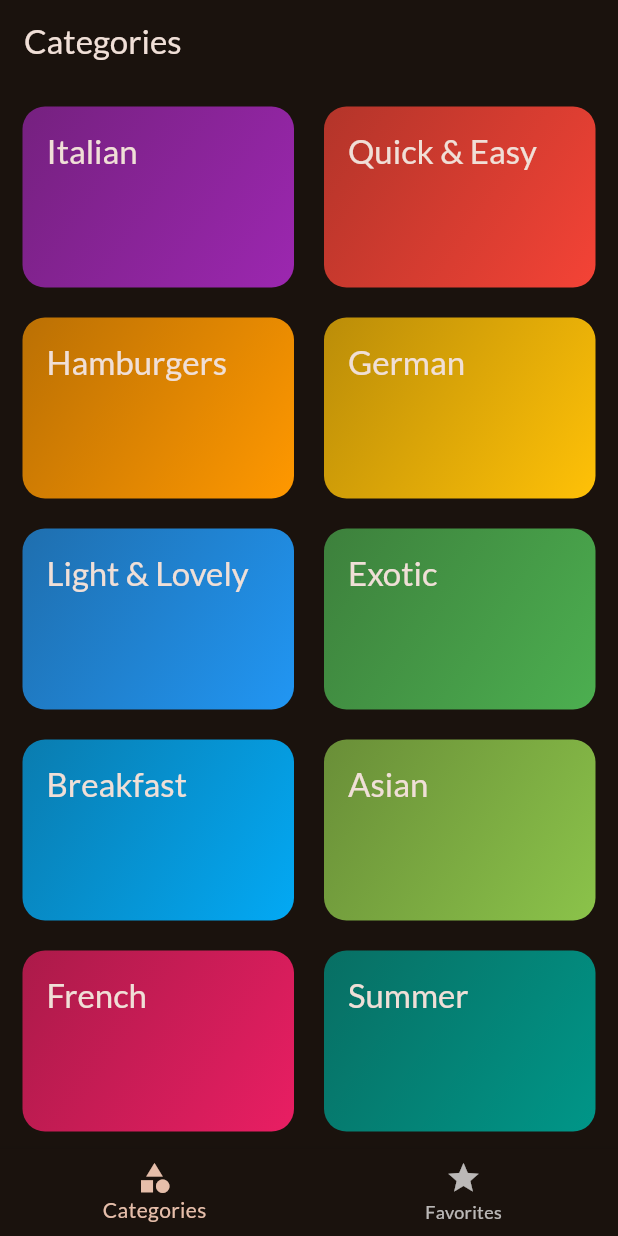
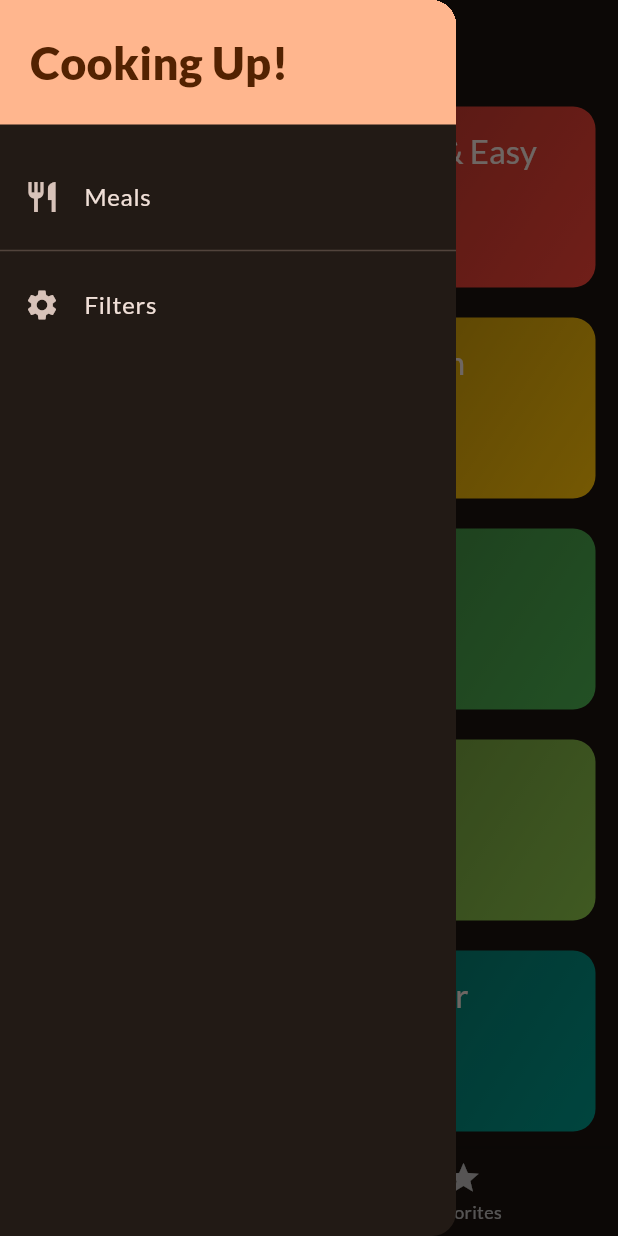
Before and after one commit to PJozeph/meals-app, a Flutter app: the screen it shows after launch, with the side drawer open (before the commit the screen has no drawer), on a phone screen of 412 x 824 dp. Run offline on Flutter 3.47's test engine with Material 3 defaults, Android fonts, the phone set to English and light mode, and no system bars; our stand-ins replace google_fonts, transparent_image.

Commit message:
Add MainDrawer widget and integrate it into TabsScreen for navigation

```diff
--- /dev/null
+++ b/lib/widgets/main_drawer.dart
@@ -0,0 +1,49 @@
+import 'package:flutter/material.dart';
+
+class MainDrawer extends StatelessWidget {
+  const MainDrawer({super.key, required this.onSelectScreen});
+
+  final void Function(String identifier) onSelectScreen;
+
+  @override
+  Widget build(BuildContext context) {
+    return Drawer(
+      child: Column(
+        children: [
+          Container(
+            width: double.infinity,
+            padding: const EdgeInsets.all(20),
+            alignment: Alignment.centerLeft,
+            color: Theme.of(context).colorScheme.primary,
+            child: Text(
+              'Cooking Up!',
+              style: TextStyle(
+                fontSize: 30,
+                fontWeight: FontWeight.w900,
+                color: Theme.of(context).colorScheme.onPrimary,
+              ),
+            ),
+          ),
+          const SizedBox(height: 20),
+          ListTile(
+            leading: Icon(Icons.restaurant),
+            title: Text('Meals'),
+            onTap: () {
+              onSelectScreen('meals');
+              Navigator.of(context).pop();
+            },
+          ),
+          const Divider(),
+          ListTile(
+            leading: Icon(Icons.settings),
+            title: Text('Filters'),
+            onTap: () {
+              onSelectScreen('filters');
+              Navigator.of(context).pop();
+            },
+          ),
+        ],
+      ),
+    );
+  }
+}
```
Also changed, not shown: lib/screens/tabs.dart (+16 -0 lines).
